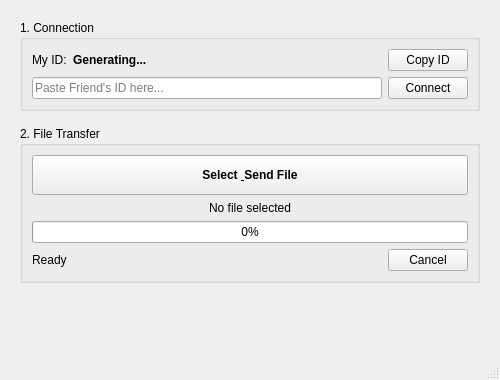
Old version of the form mainwindow.ui in the repository miikeGit/P2PClient.
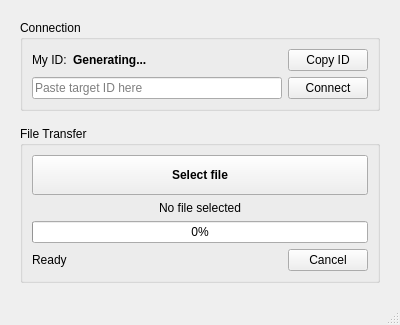
New version of the form.

```diff
--- a/mainwindow.ui
+++ b/mainwindow.ui
@@ -6,8 +6,8 @@
    <rect>
     <x>0</x>
     <y>0</y>
-    <width>500</width>
-    <height>380</height>
+    <width>400</width>
+    <height>300</height>
    </rect>
   </property>
   <property name="windowTitle">
@@ -33,7 +33,7 @@
     <item>
      <widget class="QGroupBox" name="groupBoxConnection">
       <property name="title">
-       <string>1. Connection</string>
+       <string>Connection</string>
       </property>
       <layout class="QVBoxLayout" name="verticalLayout_conn">
        <item>
@@ -87,7 +87,7 @@
          <item>
           <widget class="QLineEdit" name="targetIdLineEdit">
            <property name="placeholderText">
-            <string>Paste Friend's ID here...</string>
+            <string>Paste target ID here</string>
            </property>
           </widget>
          </item>
@@ -106,7 +106,7 @@
     <item>
      <widget class="QGroupBox" name="groupBoxTransfer">
       <property name="title">
-       <string>2. File Transfer</string>
+       <string>File Transfer</string>
       </property>
       <layout class="QVBoxLayout" name="verticalLayout_trans">
        <item>
@@ -123,7 +123,7 @@
           </font>
          </property>
          <property name="text">
-          <string>Select &amp; Send File</string>
+          <string>Select file</string>
          </property>
         </widget>
        </item>
```
Left out of the diff: 14 changed lines with no effect on the pictures.
